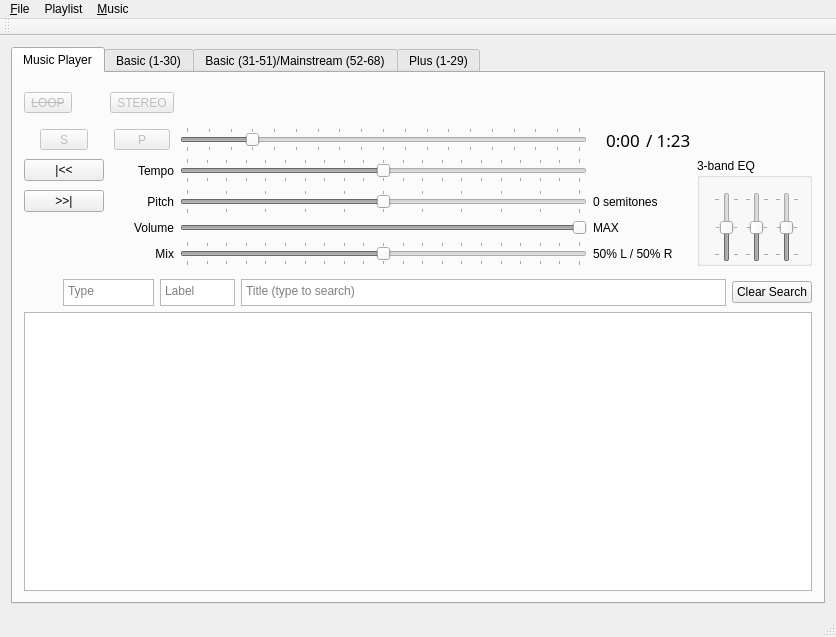
mpogue2/SquareDesk, file SquareDesk-DEV/test123/mainwindow.ui: the form before one commit.
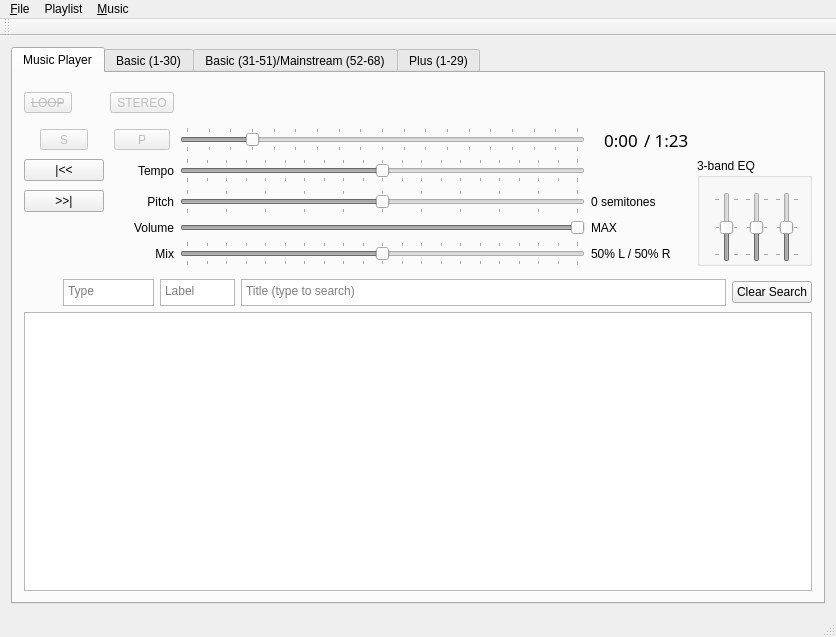
The form after the commit. Custom widgets are drawn as their Qt base class.

Commit message:
Add (X%) for Don Beck
Also got rid of old Label/Label# splitting code.

What changed in the file:
```diff
--- a/SquareDesk-DEV/test123/mainwindow.ui
+++ b/SquareDesk-DEV/test123/mainwindow.ui
@@ -471,6 +471,18 @@
           </item>
           <item row="2" column="3" colspan="2">
            <widget class="QLabel" name="currentTempoLabel">
+            <property name="sizePolicy">
+             <sizepolicy hsizetype="Fixed" vsizetype="Preferred">
+              <horstretch>0</horstretch>
+              <verstretch>0</verstretch>
+             </sizepolicy>
+            </property>
+            <property name="minimumSize">
+             <size>
+              <width>100</width>
+              <height>0</height>
+             </size>
+            </property>
             <property name="text">
              <string/>
             </property>
```
The commit also changes 1 other file.
